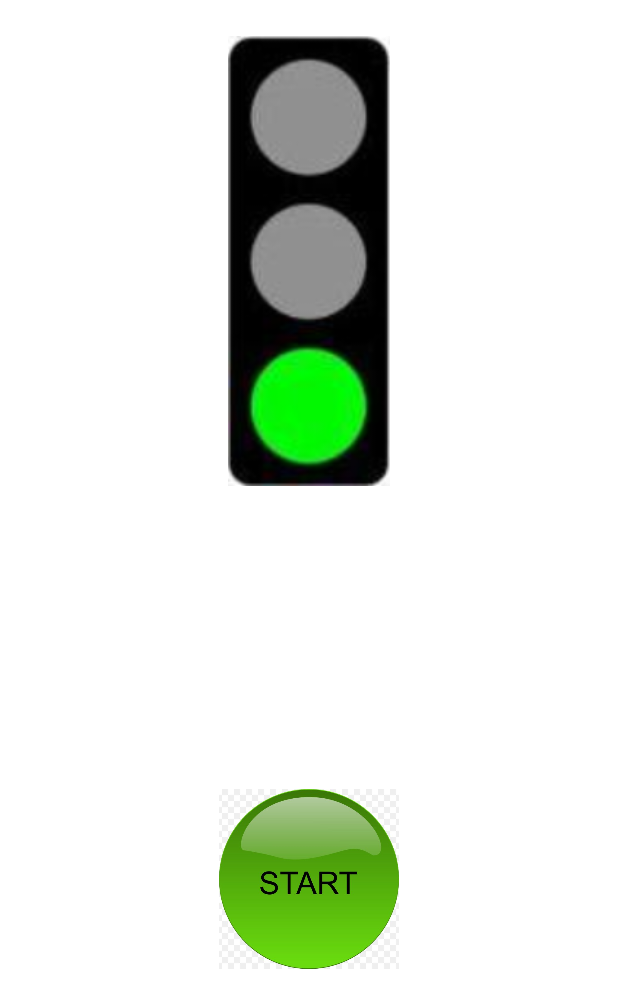
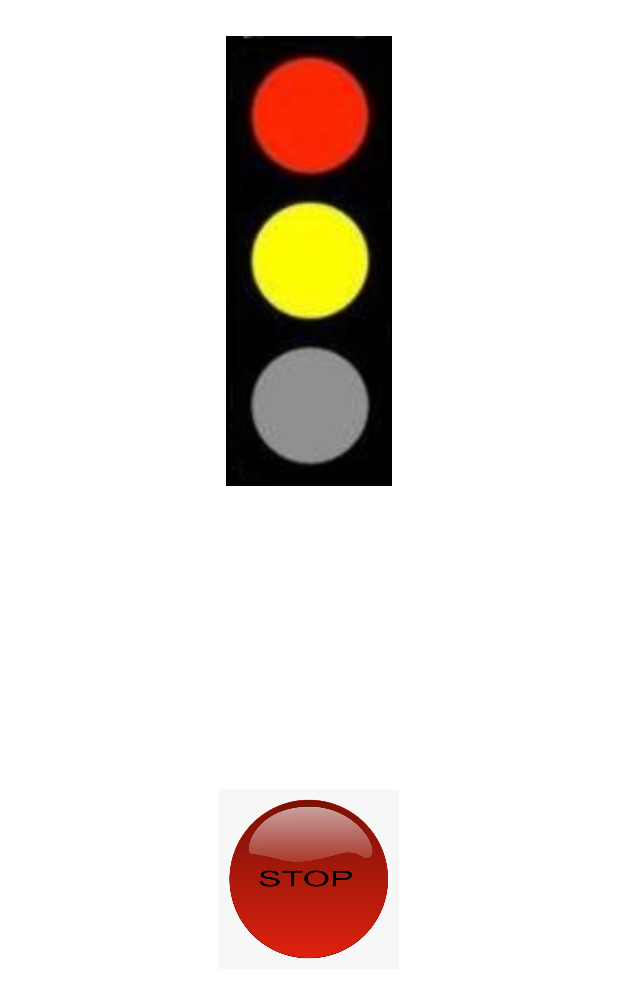
Before and after one commit to Mukhiddin3888/My_Traffic_Light, an Android app: the screen it shows after launch (MainActivity), after a tap on an icon or button, on a phone screen of 412 x 824 dp. Shown: the top 1008 px of the screen. Run offline under Robolectric (Android 15) with nearby library versions, the phone set to English and light mode, and no system bars.

Commit message:
images updated

```diff
--- a/app/src/main/java/com/example/mytraffic_light_pro/MainActivity.kt
+++ b/app/src/main/java/com/example/mytraffic_light_pro/MainActivity.kt
@@ -28,10 +28,10 @@ class MainActivity : Activity() {
         if (!isRun) {
             startStop()
             isRun = true
-            view.setImageResource(R.drawable.start)
+            view.setImageResource(R.drawable.stop)
 
         } else {
-            view.setImageResource(R.drawable.stop)
+            view.setImageResource(R.drawable.start)
             myImage?.setImageResource(R.drawable.yellow1)
             isRun = false
             time?.cancel()
@@ -51,6 +51,6 @@ class MainActivity : Activity() {
 
             }
 
-        }, 0, 1000)
+        }, 0, 1500)
     }
 }
```
Also changed, not shown: app/src/main/res/drawable/green.jpg, app/src/main/res/drawable/red.jpg, app/src/main/res/drawable/yellow.jpg, app/src/main/res/drawable/yellow1.jpg.
